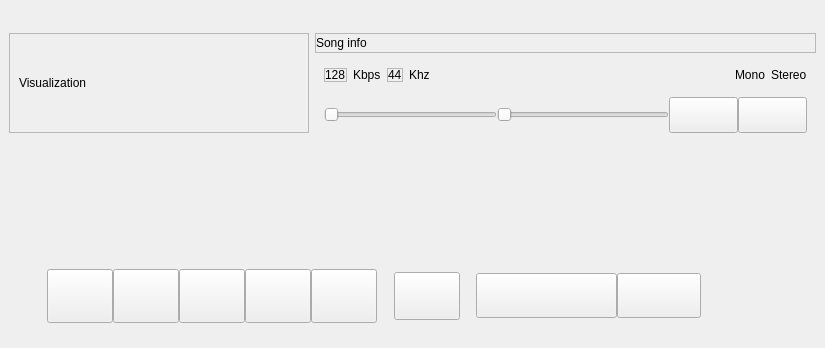
Rodmg/linamp, file mainwindow.ui: the form before one commit.
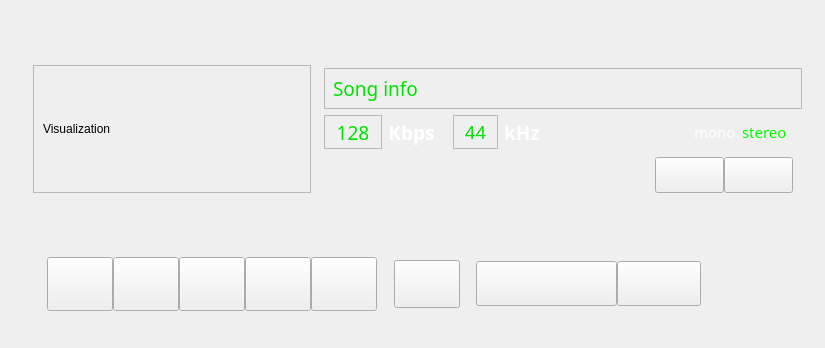
The form after the commit. Icons and pictures are not drawn.

```diff
--- a/mainwindow.ui
+++ b/mainwindow.ui
@@ -41,6 +41,9 @@
 }</string>
    </property>
    <layout class="QVBoxLayout" name="verticalLayout">
+    <property name="spacing">
+     <number>0</number>
+    </property>
     <item>
      <spacer name="titleBarSpacer">
       <property name="orientation">
@@ -52,48 +55,95 @@
       <property name="sizeHint" stdset="0">
        <size>
         <width>20</width>
-        <height>24</height>
+        <height>30</height>
        </size>
       </property>
      </spacer>
     </item>
     <item>
-     <layout class="QHBoxLayout" name="horizontalLayout_2">
+     <layout class="QHBoxLayout" name="topStatusContainer">
+      <property name="spacing">
+       <number>0</number>
+      </property>
       <item>
-       <widget class="QFrame" name="frame">
-        <property name="minimumSize">
-         <size>
-          <width>300</width>
-          <height>100</height>
-         </size>
+       <layout class="QVBoxLayout" name="visualizationContainer">
+        <property name="leftMargin">
+         <number>24</number>
         </property>
-        <property name="maximumSize">
-         <size>
-          <width>300</width>
-          <height>200</height>
-         </size>
+        <property name="topMargin">
+         <number>26</number>
         </property>
-        <property name="frameShape">
-         <enum>QFrame::StyledPanel</enum>
+        <property name="rightMargin">
+         <number>8</number>
         </property>
-        <property name="frameShadow">
-         <enum>QFrame::Raised</enum>
+        <property name="bottomMargin">
+         <number>8</number>
         </property>
-        <layout class="QVBoxLayout" name="verticalLayout_3">
-         <item>
-          <widget class="QLabel" name="label">
-           <property name="text">
-            <string>Visualization</string>
-           </property>
-          </widget>
-         </item>
-        </layout>
-       </widget>
+        <item>
+         <widget class="QFrame" name="frame">
+          <property name="minimumSize">
+           <size>
+            <width>278</width>
+            <height>128</height>
+           </size>
+          </property>
+          <property name="maximumSize">
+           <size>
+            <width>278</width>
+            <height>128</height>
+           </size>
+          </property>
+          <property name="frameShape">
+           <enum>QFrame::StyledPanel</enum>
+          </property>
+          <property name="frameShadow">
+           <enum>QFrame::Raised</enum>
+          </property>
+          <layout class="QVBoxLayout" name="verticalLayout_3">
+           <item>
+            <widget class="QLabel" name="label">
+             <property name="text">
+              <string>Visualization</string>
+             </property>
+            </widget>
+           </item>
+          </layout>
+         </widget>
+        </item>
+        <item>
+         <spacer name="verticalSpacer">
+          <property name="orientation">
+           <enum>Qt::Vertical</enum>
+          </property>
+          <property name="sizeHint" stdset="0">
+           <size>
+            <width>20</width>
+            <height>40</height>
+           </size>
+          </property>
+         </spacer>
+        </item>
+       </layout>
       </item>
       <item>
-       <layout class="QVBoxLayout" name="verticalLayout_2">
+       <layout class="QVBoxLayout" name="infoContainer">
+        <property name="leftMargin">
+         <number>5</number>
+        </property>
+        <property name="topMargin">
+         <number>20</number>
+        </property>
+        <property name="rightMargin">
+         <number>14</number>
+        </property>
         <item>
          <widget class="QFrame" name="songInfoContainer">
+          <property name="minimumSize">
+           <size>
+            <width>0</width>
+            <height>41</height>
+           </size>
+          </property>
           <property name="maximumSize">
            <size>
             <width>16777215</width>
@@ -108,19 +158,52 @@
           </property>
           <layout class="QHBoxLayout" name="horizontalLayout_3">
            <property name="leftMargin">
-            <number>0</number>
+            <number>8</number>
            </property>
            <property name="topMargin">
             <number>0</number>
            </property>
            <property name="rightMargin">
-            <number>0</number>
+            <number>8</number>
            </property>
            <property name="bottomMargin">
             <number>0</number>
            </property>
            <item>
             <widget class="QLabel" name="songInfoLabel">
+             <property name="palette">
+              <palette>
+               <active>
+                <colorrole role="WindowText">
+                 <brush brushstyle="SolidPattern">
+                  <color alpha="255">
+                   <red>0</red>
+                   <green>226</green>
+                   <blue>0</blue>
+                  </color>
+                 </brush>
+                </colorrole>
+               </active>
+               <inactive>
+                <colorrole role="WindowText">
+                 <brush brushstyle="SolidPattern">
+                  <color alpha="255">
+                   <red>0</red>
+                   <green>226</green>
+                   <blue>0</blue>
+                  </color>
+                 </brush>
+                </colorrole>
+               </inactive>
+               <disabled/>
+              </palette>
+             </property>
+             <property name="font">
+              <font>
+               <family>Noto Sans</family>
+               <pointsize>14</pointsize>
+              </font>
+             </property>
              <property name="text">
               <string>Song info</string>
              </property>
@@ -134,16 +217,34 @@
           <property name="maximumSize">
            <size>
             <width>16777215</width>
-            <height>32</height>
+            <height>16777215</height>
            </size>
           </property>
           <layout class="QHBoxLayout" name="horizontalLayout_4">
+           <property name="leftMargin">
+            <number>0</number>
+           </property>
+           <property name="topMargin">
+            <number>15</number>
+           </property>
+           <property name="rightMargin">
+            <number>15</number>
+           </property>
+           <property name="bottomMargin">
+            <number>8</number>
+           </property>
            <item>
-            <widget class="QFrame" name="frame_3">
+            <widget class="QFrame" name="kbpsFrame">
+             <property name="minimumSize">
+              <size>
+               <width>58</width>
+               <height>34</height>
+              </size>
+             </property>
              <property name="maximumSize">
               <size>
                <width>16777215</width>
-               <height>22</height>
+               <height>16777215</height>
               </size>
              </property>
              <property name="frameShape">
@@ -154,40 +255,141 @@
              </property>
              <layout class="QHBoxLayout" name="horizontalLayout_5">
               <property name="leftMargin">
-               <number>0</number>
+               <number>4</number>
               </property>
               <property name="topMargin">
                <number>0</number>
               </property>
               <property name="rightMargin">
-               <number>0</number>
+               <number>4</number>
               </property>
               <property name="bottomMargin">
                <number>0</number>
               </property>
               <item>
-               <widget class="QLabel" name="label_3">
+               <widget class="QLabel" name="kbpsValueLabel">
+                <property name="palette">
+                 <palette>
+                  <active>
+                   <colorrole role="WindowText">
+                    <brush brushstyle="SolidPattern">
+                     <color alpha="255">
+                      <red>0</red>
+                      <green>226</green>
+                      <blue>0</blue>
+                     </color>
+                    </brush>
+                   </colorrole>
+                  </active>
+                  <inactive>
+                   <colorrole role="WindowText">
+                    <brush brushstyle="SolidPattern">
+                     <color alpha="255">
+                      <red>0</red>
+                      <green>226</green>
+                      <blue>0</blue>
+                     </color>
+                    </brush>
+                   </colorrole>
+                  </inactive>
+                  <disabled/>
+                 </palette>
+                </property>
+                <property name="font">
+                 <font>
+                  <family>Noto Sans</family>
+                  <pointsize>14</pointsize>
+                 </font>
+                </property>
                 <property name="text">
                  <string>128</string>
                 </property>
+                <property name="alignment">
+                 <set>Qt::AlignCenter</set>
+                </property>
                </widget>
               </item>
              </layout>
             </widget>
            </item>
            <item>
-            <widget class="QLabel" name="label_4">
+            <widget class="QLabel" name="kbpsLabel">
+             <property name="minimumSize">
+              <size>
+               <width>0</width>
+               <height>34</height>
+              </size>
+             </property>
+             <property name="palette">
+              <palette>
+               <active>
+                <colorrole role="WindowText">
+                 <brush brushstyle="SolidPattern">
+                  <color alpha="255">
+                   <red>255</red>
+                   <green>255</green>
+                   <blue>255</blue>
+                  </color>
+                 </brush>
+                </colorrole>
+               </active>
+               <inactive>
+                <colorrole role="WindowText">
+                 <brush brushstyle="SolidPattern">
+                  <color alpha="255">
+                   <red>255</red>
+                   <green>255</green>
+                   <blue>255</blue>
+                  </color>
+                 </brush>
+                </colorrole>
+               </inactive>
+               <disabled/>
+              </palette>
+             </property>
+             <property name="font">
+              <font>
+               <family>Noto Sans</family>
+               <pointsize>14</pointsize>
+               <bold>true</bold>
+              </font>
+             </property>
              <property name="text">
               <string>Kbps</string>
              </property>
+             <property name="alignment">
+              <set>Qt::AlignCenter</set>
+             </property>
             </widget>
            </item>
            <item>
-            <widget class="QFrame" name="frame_4">
+            <spacer name="horizontalSpacer_5">
+             <property name="orientation">
+              <enum>Qt::Horizontal</enum>
+             </property>
+             <property name="sizeType">
+              <enum>QSizePolicy::Fixed</enum>
+             </property>
+             <property name="sizeHint" stdset="0">
+              <size>
+               <width>12</width>
+               <height>20</height>
+              </size>
+             </property>
+            </spacer>
+           </item>
+           <item>
+            <widget class="QFrame" name="khzFrame">
+             <property name="minimumSize">
+              <size>
+               <width>45</width>
+               <height>34</height>
+              </size>
+             </property>
              <property name="maximumSize">
               <size>
                <width>16777215</width>
-               <height>22</height>
+               <height>16777215</height>
               </size>
              </property>
              <property name="frameShape">
@@ -198,31 +400,109 @@
              </property>
              <layout class="QHBoxLayout" name="horizontalLayout_6">
               <property name="leftMargin">
-               <number>0</number>
+               <number>4</number>
               </property>
               <property name="topMargin">
                <number>0</number>
               </property>
               <property name="rightMargin">
-               <number>0</number>
+               <number>4</number>
               </property>
               <property name="bottomMargin">
                <number>0</number>
               </property>
               <item>
-               <widget class="QLabel" name="label_6">
+               <widget class="QLabel" name="khzValueLabel">
+                <property name="palette">
+                 <palette>
+                  <active>
+                   <colorrole role="WindowText">
+                    <brush brushstyle="SolidPattern">
+                     <color alpha="255">
+                      <red>0</red>
+                      <green>226</green>
+                      <blue>0</blue>
+                     </color>
+                    </brush>
+                   </colorrole>
+                  </active>
+                  <inactive>
+                   <colorrole role="WindowText">
+                    <brush brushstyle="SolidPattern">
+                     <color alpha="255">
+                      <red>0</red>
+                      <green>226</green>
+                      <blue>0</blue>
+                     </color>
+                    </brush>
+                   </colorrole>
+                  </inactive>
+                  <disabled/>
+                 </palette>
+                </property>
+                <property name="font">
+                 <font>
+                  <pointsize>14</pointsize>
+                 </font>
+                </property>
                 <property name="text">
                  <string>44</string>
                 </property>
+                <property name="alignment">
+                 <set>Qt::AlignCenter</set>
+                </property>
                </widget>
               </item>
              </layout>
             </widget>
            </item>
            <item>
-            <widget class="QLabel" name="label_5">
+            <widget class="QLabel" name="kHzLabel">
+             <property name="minimumSize">
+              <size>
+               <width>0</width>
+               <height>34</height>
+              </size>
+             </property>
+             <property name="palette">
+              <palette>
+               <active>
+                <colorrole role="WindowText">
+                 <brush brushstyle="SolidPattern">
+                  <color alpha="255">
+                   <red>255</red>
+                   <green>255</green>
+                   <blue>255</blue>
+                  </color>
+                 </brush>
+                </colorrole>
+               </active>
+               <inactive>
+                <colorrole role="WindowText">
+                 <brush brushstyle="SolidPattern">
+                  <color alpha="255">
+                   <red>255</red>
+                   <green>255</green>
+                   <blue>255</blue>
+                  </color>
+                 </brush>
+                </colorrole>
+               </inactive>
+               <disabled/>
+              </palette>
+             </property>
+             <property name="font">
+              <font>
+               <family>Noto Sans</family>
+               <pointsize>14</pointsize>
+               <bold>true</bold>
+              </font>
+             </property>
              <property name="text">
-              <string>Khz</string>
+              <string>kHz</string>
+             </property>
+             <property name="alignment">
+              <set>Qt::AlignCenter</set>
              </property>
             </widget>
            </item>
@@ -240,16 +520,94 @@
             </spacer>
            </item>
            <item>
-            <widget class="QLabel" name="label_7">
+            <widget class="QLabel" name="monoLabel">
+             <property name="minimumSize">
+              <size>
+               <width>0</width>
+               <height>34</height>
+              </size>
+             </property>
+             <property name="palette">
+              <palette>
+               <active>
+                <colorrole role="WindowText">
+                 <brush brushstyle="SolidPattern">
+                  <color alpha="255">
+                   <red>255</red>
+                   <green>255</green>
+                   <blue>255</blue>
+                  </color>
+                 </brush>
+                </colorrole>
+               </active>
+               <inactive>
+                <colorrole role="WindowText">
+                 <brush brushstyle="SolidPattern">
+                  <color alpha="255">
+                   <red>255</red>
+                   <green>255</green>
+                   <blue>255</blue>
+                  </color>
+                 </brush>
+                </colorrole>
+               </inactive>
+               <disabled/>
+              </palette>
+             </property>
+             <property name="font">
+              <font>
+               <family>Noto Sans</family>
+               <pointsize>11</pointsize>
+              </font>
+             </property>
              <property name="text">
-              <string>Mono</string>
+              <string>mono</string>
              </property>
             </widget>
            </item>
            <item>
-            <widget class="QLabel" name="label_8">
+            <widget class="QLabel" name="stereoLabel">
+             <property name="minimumSize">
+              <size>
+               <width>0</width>
+               <height>34</height>
+              </size>
+             </property>
+             <property name="palette">
+              <palette>
+               <active>
+                <colorrole role="WindowText">
+                 <brush brushstyle="SolidPattern">
+                  <color alpha="255">
+                   <red>0</red>
+                   <green>255</green>
+                   <blue>0</blue>
+                  </color>
+                 </brush>
+                </colorrole>
+               </active>
+               <inactive>
+                <colorrole role="WindowText">
+                 <brush brushstyle="SolidPattern">
+                  <color alpha="255">
+                   <red>0</red>
+                   <green>255</green>
+                   <blue>0</blue>
+                  </color>
+                 </brush>
+                </colorrole>
+               </inactive>
+               <disabled/>
+              </palette>
+             </property>
+             <property name="font">
+              <font>
+               <family>Noto Sans</family>
+               <pointsize>11</pointsize>
+              </font>
+             </property>
              <property name="text">
-              <string>Stereo</string>
+              <string>stereo</string>
              </property>
             </widget>
            </item>
@@ -268,6 +626,9 @@
            <property name="spacing">
             <number>0</number>
            </property>
+           <property name="leftMargin">
+            <number>0</number>
+           </property>
            <property name="topMargin">
             <number>0</number>
            </property>
@@ -276,18 +637,98 @@
            </property>
            <item>
             <widget class="QSlider" name="volumeSlider">
+             <property name="minimumSize">
+              <size>
+               <width>0</width>
+               <height>33</height>
+              </size>
+             </property>
+             <property name="styleSheet">
+              <string notr="true">QSlider::handle:horizontal {
+	width: 42px;
+	height: 33px;
+	background-color: transparent;
+	border-image: url(:assets/volumeHandle.png);
+	background: none;
+	background-repeat: none;
+}
+
+QSlider::handle:horizontal:pressed {
+	border-image: url(:assets/volumeHandle_p.png);
+}
+
+QSlider::groove:horizontal {
+	background: transparent;
+}</string>
+             </property>
              <property name="orientation">
               <enum>Qt::Horizontal</enum>
              </property>
             </widget>
            </item>
+           <item>
+            <spacer name="horizontalSpacer_6">
+             <property name="orientation">
+              <enum>Qt::Horizontal</enum>
+             </property>
+             <property name="sizeType">
+              <enum>QSizePolicy::Fixed</enum>
+             </property>
+             <property name="sizeHint" stdset="0">
+              <size>
+               <width>16</width>
+               <height>20</height>
+              </size>
+             </property>
+            </spacer>
+           </item>
            <item>
             <widget class="QSlider" name="balanceSlider">
+             <property name="minimumSize">
+              <size>
+               <width>0</width>
+               <height>33</height>
+              </size>
+             </property>
+             <property name="styleSheet">
+              <string notr="true">QSlider::handle:horizontal {
+	width: 42px;
+	height: 33px;
+	background-color: transparent;
+	border-image: url(:assets/balanceHandle.png);
+	background: none;
+	background-repeat: none;
+}
+
+QSlider::handle:horizontal:pressed {
+	border-image: url(:assets/balanceHandle_p.png);
+}
+
+QSlider::groove:horizontal {
+	background: transparent;
+}</string>
+             </property>
              <property name="orientation">
               <enum>Qt::Horizontal</enum>
              </property>
             </widget>
            </item>
+           <item>
+            <spacer name="horizontalSpacer_7">
+             <property name="orientation">
+              <enum>Qt::Horizontal</enum>
+             </property>
+             <property name="sizeType">
+              <enum>QSizePolicy::Fixed</enum>
+             </property>
+             <property name="sizeHint" stdset="0">
+              <size>
+               <width>14</width>
+               <height>20</height>
+              </size>
+             </property>
+            </spacer>
+           </item>
            <item>
             <widget class="QPushButton" name="eqButton">
              <property name="minimumSize">
@@ -353,23 +794,23 @@
           </layout>
          </widget>
         </item>
+        <item>
+         <spacer name="verticalSpacer_2">
+          <property name="orientation">
+           <enum>Qt::Vertical</enum>
+          </property>
+          <property name="sizeHint" stdset="0">
+           <size>
+            <width>20</width>
+            <height>40</height>
+           </size>
+          </property>
+         </spacer>
+        </item>
        </layout>
       </item>
      </layout>
     </item>
-    <item>
-     <spacer name="verticalSpacer">
-      <property name="orientation">
-       <enum>Qt::Vertical</enum>
-      </property>
-      <property name="sizeHint" stdset="0">
-       <size>
-        <width>20</width>
-        <height>40</height>
-       </size>
-      </property>
-     </spacer>
-    </item>
     <item>
      <layout class="QVBoxLayout" name="posBarContainer">
       <property name="spacing">
@@ -752,6 +1193,19 @@
       </layout>
      </widget>
     </item>
+    <item>
+     <spacer name="bottomSpacer">
+      <property name="orientation">
+       <enum>Qt::Vertical</enum>
+      </property>
+      <property name="sizeHint" stdset="0">
+       <size>
+        <width>20</width>
+        <height>40</height>
+       </size>
+      </property>
+     </spacer>
+    </item>
    </layout>
   </widget>
  </widget>
```
Left out of the diff: 2 changed lines with no effect on the pictures.
